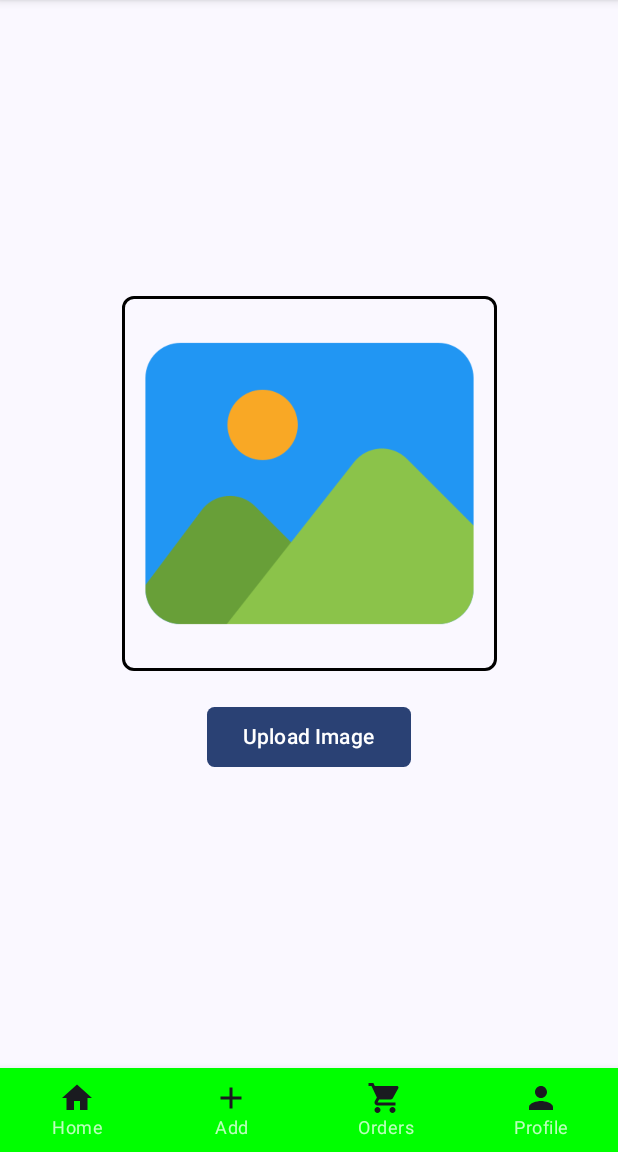
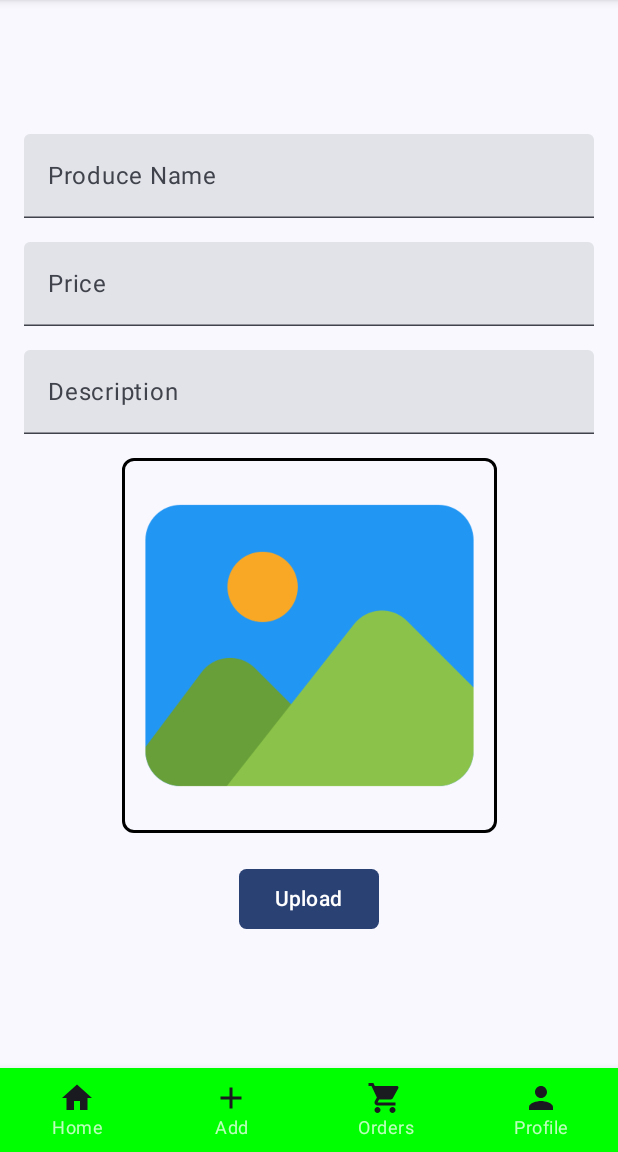
Before and after one commit to Gopal0Gupta/FarmLink, an Android app built with Jetpack Compose: the FarmerScreen screen opened through its navigation route, item 2 of the bottom bar chosen, on a phone screen of 412 x 824 dp, the part 84-1236 px from its top. Run offline under Robolectric (Android 15) with nearby library versions, the phone set to English and light mode, and no system bars; our stand-ins replace Firebase (no records; nobody signed in at launch, a user with empty details on screens opened directly), livedata-compose.

```diff
--- a/app/src/main/java/com/doraemon/farmlink/FarmerNavigation.kt
+++ b/app/src/main/java/com/doraemon/farmlink/FarmerNavigation.kt
@@ -25,7 +25,7 @@ fun FarmerNavigation(authViewModel: authViewModel,navController: NavHostControll
             TransactionScreen()
         }
         composable("profile") {
-            ProfileScreen(authViewModel)
+            ProfileScreen(authViewModel,navController)
         }
     }
 }
--- a/app/src/main/java/com/doraemon/farmlink/FarmerScreens/AddProduceScreen.kt
+++ b/app/src/main/java/com/doraemon/farmlink/FarmerScreens/AddProduceScreen.kt
@@ -12,15 +12,19 @@ import androidx.compose.foundation.layout.Arrangement
 import androidx.compose.foundation.layout.Column
 import androidx.compose.foundation.layout.Spacer
 import androidx.compose.foundation.layout.fillMaxSize
+import androidx.compose.foundation.layout.fillMaxWidth
 import androidx.compose.foundation.layout.height
 import androidx.compose.foundation.layout.padding
 import androidx.compose.foundation.layout.width
 import androidx.compose.foundation.lazy.LazyColumn
 import androidx.compose.foundation.shape.RoundedCornerShape
+import androidx.compose.foundation.text.KeyboardOptions
 import androidx.compose.material3.Button
+import androidx.compose.material3.ExperimentalMaterial3Api
 import androidx.compose.material3.MaterialTheme
 import androidx.compose.material3.Surface
 import androidx.compose.material3.Text
+import androidx.compose.material3.TextField
 import androidx.compose.runtime.Composable
 import androidx.compose.runtime.getValue
 import androidx.compose.runtime.mutableStateOf
@@ -33,14 +37,18 @@ import androidx.compose.ui.graphics.painter.Painter
 import androidx.compose.ui.layout.ContentScale
 import androidx.compose.ui.platform.LocalContext
 import androidx.compose.ui.res.painterResource
+import androidx.compose.ui.text.input.KeyboardType
 import androidx.compose.ui.unit.dp
 import coil.compose.rememberAsyncImagePainter
 import com.doraemon.farmlink.R
 import com.google.firebase.storage.FirebaseStorage
 
+@OptIn(ExperimentalMaterial3Api::class)
 @Composable
 fun AddProduceScreen() {
-
+    var produceName by remember { mutableStateOf("") }
+    var price by remember { mutableStateOf("") }
+    var description by remember { mutableStateOf("") }
     var imageUri by remember{
         mutableStateOf<Uri?>(null)
     }
@@ -64,6 +72,37 @@ fun AddProduceScreen() {
             }else{
                 painterResource(id = R.drawable.gallery)
             }
+            // Produce Name Input
+            TextField(
+                value = produceName,
+                onValueChange = { produceName = it },
+                label = { Text("Produce Name") },
+                modifier = Modifier.fillMaxWidth()
+            )
+
+            Spacer(modifier = Modifier.height(16.dp))
+
+            // Price Input
+            TextField(
+                value = price,
+                onValueChange = { price = it },
+                label = { Text("Price") },
+                keyboardOptions = KeyboardOptions.Default.copy(keyboardType = KeyboardType.Number),
+                modifier = Modifier.fillMaxWidth()
+            )
+
+            Spacer(modifier = Modifier.height(16.dp))
+
+            // Description Input
+            TextField(
+                value = description,
+                onValueChange = { description = it },
+                label = { Text("Description") },
+                modifier = Modifier.fillMaxWidth()
+            )
+
+            Spacer(modifier = Modifier.height(16.dp))
+
             Image(
                 painter = painter,
                 contentDescription = null,
@@ -88,7 +127,7 @@ fun AddProduceScreen() {
                     Toast.makeText(context,"Please Upload Image From Gallery",Toast.LENGTH_SHORT).show()
                 }
             }, shape = RoundedCornerShape(5.dp)) {
-                Text(text = "Upload Image")
+                Text(text = "Upload")
             }
         }
     }
--- a/app/src/main/java/com/doraemon/farmlink/FarmerScreens/ProfileScreen.kt
+++ b/app/src/main/java/com/doraemon/farmlink/FarmerScreens/ProfileScreen.kt
@@ -11,10 +11,11 @@ import androidx.compose.runtime.Composable
 import androidx.compose.ui.Alignment
 import androidx.compose.ui.Modifier
 import androidx.compose.ui.unit.dp
+import androidx.navigation.NavController
 import com.doraemon.farmlink.authViewModel
 
 @Composable
-fun ProfileScreen(authViewModel: authViewModel) {
+fun ProfileScreen(authViewModel: authViewModel, navController : NavController) {
     Column(
         modifier = Modifier.fillMaxSize(),
         verticalArrangement = Arrangement.Center,
@@ -22,6 +23,7 @@ fun ProfileScreen(authViewModel: authViewModel) {
     ) {
         TextButton(onClick = {
             authViewModel.signout()
+            navController.navigate("login")
         }) {
             Text(text = "Sign Out")
         }
```
